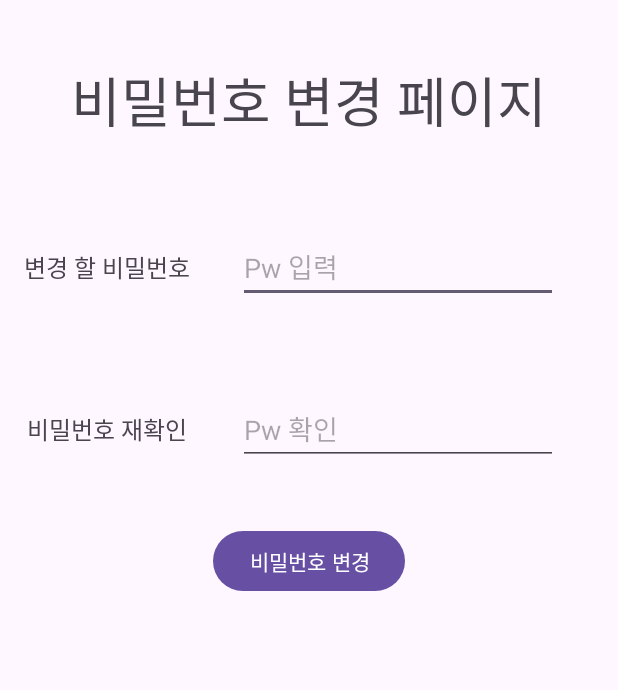
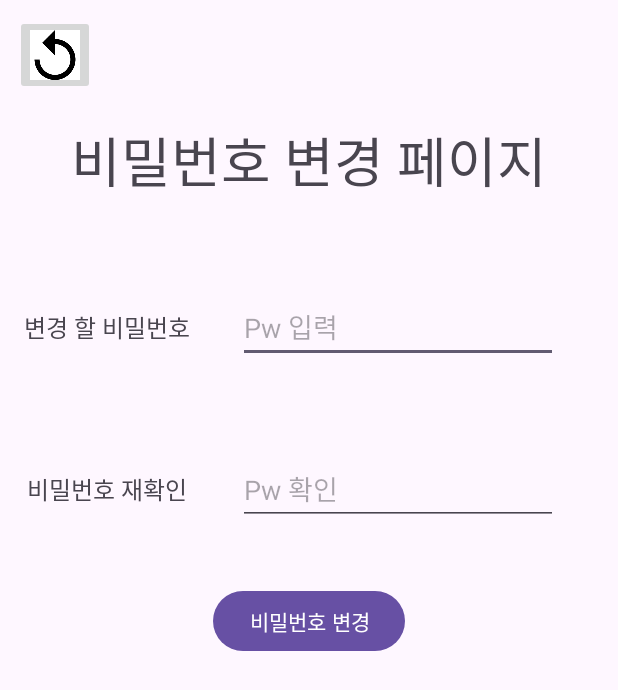
Before and after one commit to melly8954/EnkoQuest, an Android app: the ChangePwActivity screen opened directly, with no data from a screen before it, on a phone screen of 412 x 824 dp. Shown: the top 690 px of the screen. Run offline under Robolectric (Android 15) with nearby library versions, the phone set to English and light mode, and no system bars; our stand-ins replace Firebase (no records; nobody signed in at launch, a user with empty details on screens opened directly).

Commit message:
241107 add imageButton (돌아가기 버튼)

```diff
--- a/app/src/main/java/com/example/enkoquest/user/ChangePwActivity.java
+++ b/app/src/main/java/com/example/enkoquest/user/ChangePwActivity.java
@@ -1,10 +1,12 @@
 package com.example.enkoquest.user;
 
+import android.content.Intent;
 import android.os.Bundle;
 import android.text.TextUtils;
 import android.view.View;
 import android.widget.Button;
 import android.widget.EditText;
+import android.widget.ImageButton;
 import android.widget.Toast;
 
 import androidx.activity.EdgeToEdge;
@@ -13,6 +15,7 @@ import androidx.core.graphics.Insets;
 import androidx.core.view.ViewCompat;
 import androidx.core.view.WindowInsetsCompat;
 
+import com.example.enkoquest.MyPageActivity;
 import com.example.enkoquest.R;
 import com.google.firebase.auth.FirebaseAuth;
 import com.google.firebase.auth.FirebaseUser;
@@ -22,6 +25,7 @@ public class ChangePwActivity extends AppCompatActivity implements View.OnClickL
     private EditText editTextNewPw, editTextCheckNewPw;
     private Button buttonChangePw;
     private FirebaseAuth mAuth;
+    private ImageButton imageButtonBack;
 
     @Override
     protected void onCreate(Bundle savedInstanceState) {
@@ -41,15 +45,22 @@ public class ChangePwActivity extends AppCompatActivity implements View.OnClickL
         editTextNewPw = findViewById(R.id.editTextNewPw);
         editTextCheckNewPw = findViewById(R.id.editTextCheckNewPw);
         buttonChangePw = findViewById(R.id.buttonChangePw);
+        imageButtonBack = findViewById(R.id.imageButtonBack);
 
         // 버튼 클릭 리스너 설정
         buttonChangePw.setOnClickListener(this);
+        imageButtonBack.setOnClickListener(this);
     }
 
     @Override
     public void onClick(View view) {
         if (view.getId() == R.id.buttonChangePw) {
             changePassword();
+        }
+        if (view.getId() == R.id.imageButtonBack) {
+            Intent intent = new Intent(this, MyPageActivity.class);
+            finish();
+            startActivity(intent);
         }
     }
     private void changePassword() {
--- a/app/src/main/res/layout/activity_change_pw.xml
+++ b/app/src/main/res/layout/activity_change_pw.xml
@@ -11,7 +11,7 @@
         android:id="@+id/textView2"
         android:layout_width="wrap_content"
         android:layout_height="wrap_content"
-        android:layout_marginTop="40dp"
+        android:layout_marginTop="80dp"
         android:text="비밀번호 변경 페이지"
         android:textSize="36sp"
         app:layout_constraintEnd_toEndOf="parent"
@@ -73,4 +73,14 @@
         app:layout_constraintEnd_toEndOf="parent"
         app:layout_constraintStart_toStartOf="parent"
         app:layout_constraintTop_toBottomOf="@+id/editTextCheckNewPw" />
+    <ImageButton
+        android:id="@+id/imageButtonBack"
+        android:layout_width="53dp"
+        android:layout_height="53dp"
+        android:layout_marginStart="10dp"
+        android:layout_marginTop="10dp"
+        android:scaleType="centerCrop"
+        app:layout_constraintStart_toStartOf="parent"
+        app:layout_constraintTop_toTopOf="parent"
+        app:srcCompat="@drawable/back" />
 </androidx.constraintlayout.widget.ConstraintLayout>
```
Also changed, not shown: app/src/main/java/com/example/enkoquest/user/FindIdActivity.java (+9 -0 lines), app/src/main/java/com/example/enkoquest/user/ResetPwActivity.java (+9 -1 lines), app/src/main/res/layout/activity_find_id.xml (+10 -1 lines), app/src/main/res/layout/activity_reset_pw.xml (+10 -0 lines).
